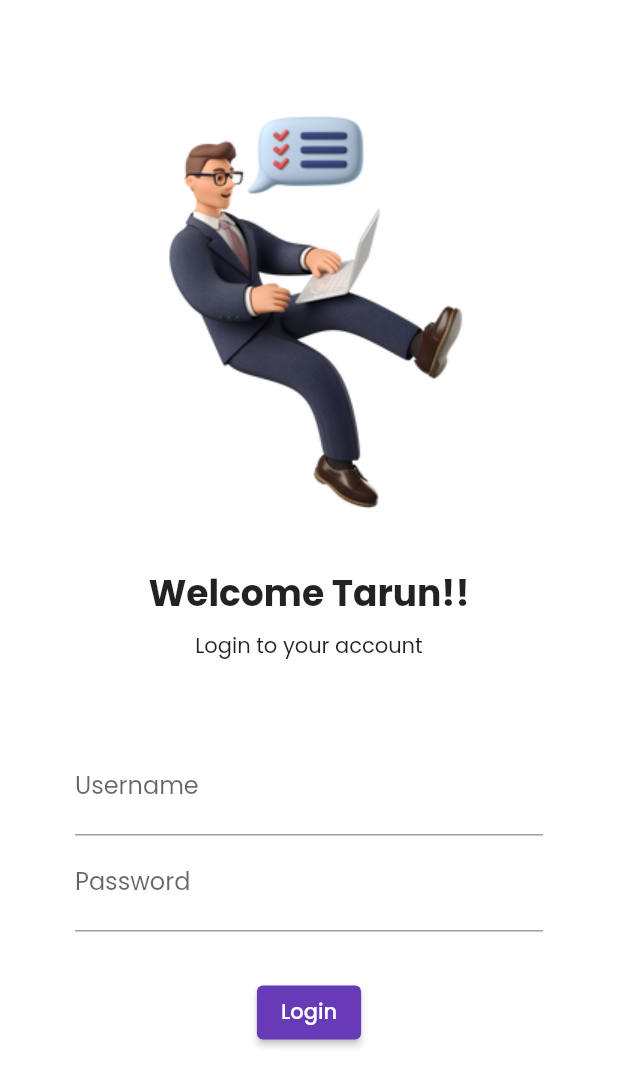
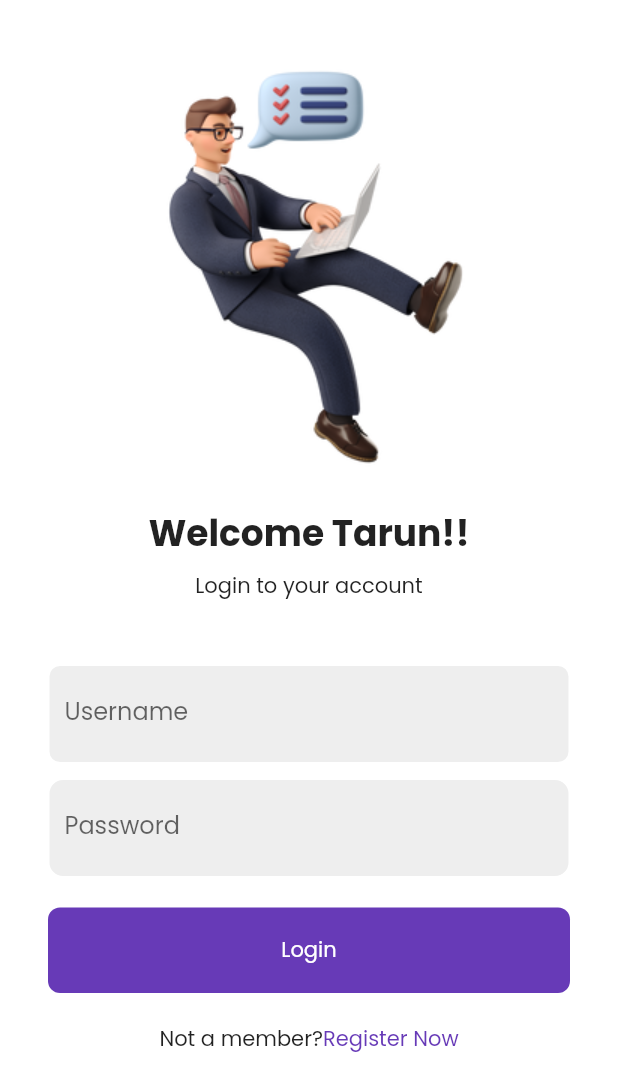
Before and after one commit to tarunsingh1807/Catalog_app, a Flutter app: the screen it shows after launch, on a phone screen of 412 x 824 dp. Shown: the top 1091 px of the screen. Run offline on Flutter 3.47's test engine with Material 2 defaults, Android fonts, the phone set to English and light mode, and no system bars; our stand-ins replace google_fonts; missing offline and left inert: dart:html.

Commit message:
Day4 Further

```diff
--- a/lib/Pages/LoginPage.dart
+++ b/lib/Pages/LoginPage.dart
@@ -1,3 +1,7 @@
+
+// ignore_for_file: prefer_const_constructors
+
+import 'dart:ui';
 
 import 'package:flutter/material.dart';
 
@@ -11,11 +15,11 @@ class LoginPage extends StatelessWidget {
       child: Column(
         children: [
           SizedBox(
-            height: 50,
+            height: 20.0,
           ),
-          Image.asset("assets/images/Login.png", fit: BoxFit.cover),
+          Image.asset("assets/images/Login.png", fit: BoxFit.cover,),
           SizedBox (
-            height: 20.0,
+            height: 10.0,
           ),
           Text("Welcome Tarun!!",
           style: TextStyle(
@@ -28,35 +32,78 @@ class LoginPage extends StatelessWidget {
           ),
           Text("Login to your account"),
           SizedBox(
-            height: 20.0,
+            height: 10.0,
           ),
           Padding(
-            padding: const EdgeInsets.symmetric(vertical:32,horizontal:50),
+            padding: const EdgeInsets.symmetric(vertical:32,horizontal:32),
             child: Column(
               children: [
-                TextFormField(
+                Container(
+                  decoration: BoxDecoration(
+                    color: Colors.grey[200],
+                    border: Border.all(color: Colors.white),
+                    borderRadius: BorderRadius.circular(8),
+                  ),
+                  child: Padding(
+                    padding: const EdgeInsets.only(left: 10),
+                    child: TextFormField(
+                      // ignore: prefer_const_constructors
                       decoration: InputDecoration(
+                        border: InputBorder.none,
                         hintText: "enter username",
                         labelText: "Username",
                       ),
                     ),
-
-                TextFormField(
+                  ),
+                ),
+                SizedBox(
+                  height: 10,
+                ),
+                Container(
+                  decoration: BoxDecoration(
+                    color: Colors.grey[200],
+                    border: Border.all(color: Colors.white),
+                    borderRadius: BorderRadius.circular(10),
+                  ),
+                  child: Padding(
+                    padding: const EdgeInsets.only(left: 10),
+                    child: TextFormField(
                       obscureText: true,
+                      // ignore: prefer_const_constructors
                       decoration: InputDecoration(
+                        border: InputBorder.none,
                         hintText: "enter password",
                         labelText: "Password",
                       ),
                     ),
+                  ),
+                ),
+                // ignore: prefer_const_constructors
                 SizedBox(
-                  height: 30.0,
+                  height: 20.0,
                 ),
-
-                ElevatedButton(onPressed: (() {}),
-                style: ElevatedButton.styleFrom(
-                  primary: Colors.deepPurple,
+                Container(
+                  padding: EdgeInsets.all(18),
+                  decoration: BoxDecoration(
+                    color: Colors.deepPurple,
+                    borderRadius: BorderRadius.circular(8)
                   ),
-                child: Text("Login")),
+                  child: Center(child: Text("Login",
+                style: TextStyle(
+                  color: Colors.white,
+                  // fontWeight: FontWeight.bold
+                ),)),
+                ),
+                SizedBox(
+                  height: 20,
+                ),
+                Row(
+                  mainAxisAlignment: MainAxisAlignment.center,
+                  children: [
+                    Text("Not a member?"),
+                    Text("Register Now", style: TextStyle(color: Colors.deepPurple),),
+                  ],
+                )
               ],
             ),
           )
```
Also changed, not shown: 1 other file. Lines whose indentation alone changed are shown as unchanged.
